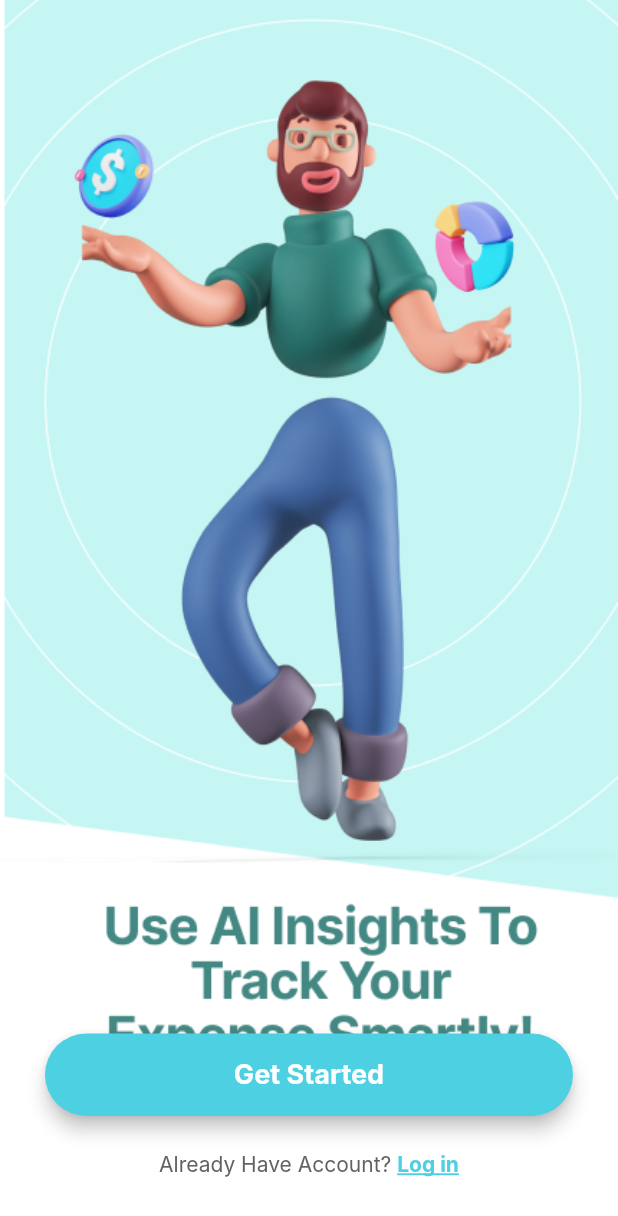
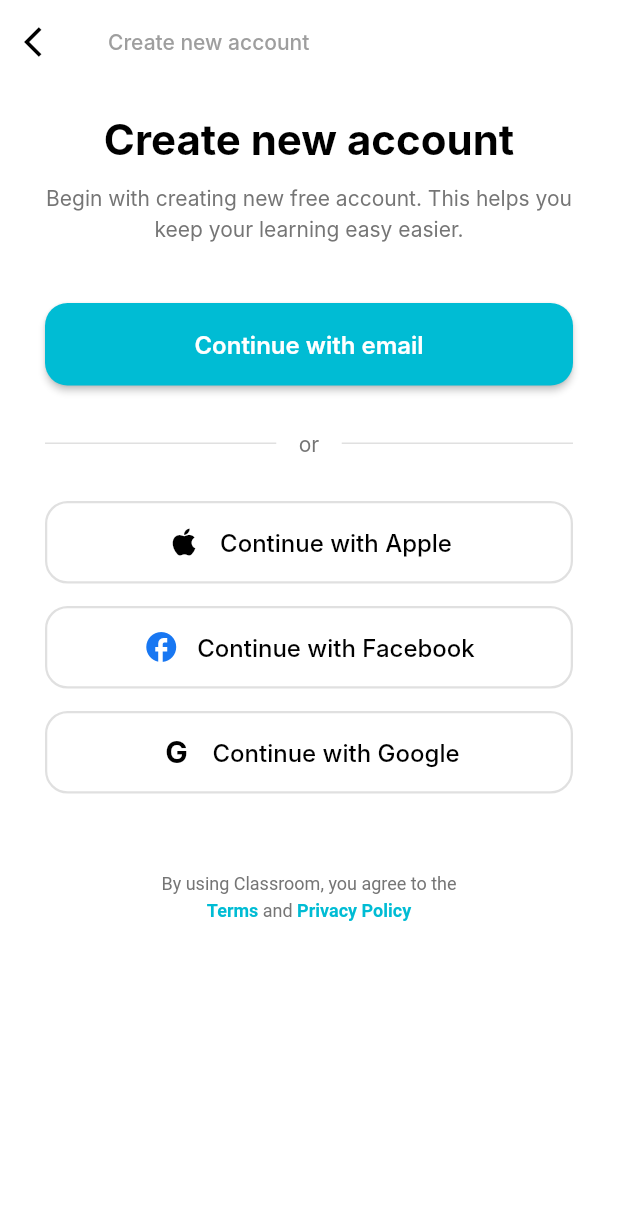
Before and after one commit to lehoangvi123/Pre_Thesis_Project, a Flutter app: the screen it shows after launch, after a tap on "Get Started", on a phone screen of 412 x 824 dp. Shown: the top 1216 px of the screen. Run offline on Flutter 3.47's test engine with Material 3 defaults, Android fonts, the phone set to English and light mode, and no system bars; Roboto replaces fonts that are missing (Inter).

Commit message:
add the sign-up screen

```diff
--- a/lib/view/login/OnboardingView.dart
+++ b/lib/view/login/OnboardingView.dart
@@ -1,5 +1,8 @@
 import 'package:flutter/material.dart';
 import 'package:flutter/services.dart';
+import 'package:project1/view/login/LoginView.dart';
+import '../sign-up/SignUpView.dart'; // ← Thêm dòng này
+
 
 class OnboardingView extends StatefulWidget {
   const OnboardingView({super.key});
@@ -39,10 +42,10 @@ class _OnboardingViewState extends State<OnboardingView> {
               onPressed: () {
                 // TODO: Navigate to Sign Up screen
                 print("Get Started pressed");
-                // Navigator.push(
-                //   context,
-                //   MaterialPageRoute(builder: (context) => const SignUpView()),
-                // );
+                 Navigator.push(
+                   context,
+                   MaterialPageRoute(builder: (context) => const SignUpView()),
+                 );
               },
               style: ElevatedButton.styleFrom(
                 backgroundColor: const Color(0xFF4DD0E1),
@@ -82,10 +85,10 @@ class _OnboardingViewState extends State<OnboardingView> {
                   onTap: () {
                     // TODO: Navigate to Login page
                     print("Login link clicked!");
-                    // Navigator.push(
-                    //   context,
-                    //   MaterialPageRoute(builder: (context) => const LoginView()),
-                    // );
+                     Navigator.push(
+                       context,
+                       MaterialPageRoute(builder: (context) => const LoginView()),
+                     );
                   },
                   child: const Text(
                     'Log in',
--- /dev/null
+++ b/lib/view/sign-up/SignUpView.dart
@@ -0,0 +1,251 @@
+import 'package:flutter/material.dart';
+import 'package:flutter/services.dart';
+
+class SignUpView extends StatefulWidget {
+  const SignUpView({super.key});
+
+  @override
+  State<SignUpView> createState() => _SignUpViewState();
+}
+
+class _SignUpViewState extends State<SignUpView> {
+  @override
+  void initState() {
+    super.initState();
+    SystemChrome.setEnabledSystemUIMode(SystemUiMode.leanBack);
+  }
+
+  @override
+  Widget build(BuildContext context) {
+    var media = MediaQuery.sizeOf(context);
+
+    return Scaffold(
+      backgroundColor: Colors.white,
+      appBar: AppBar(
+        backgroundColor: Colors.white,
+        elevation: 0,
+        leading: IconButton(
+          onPressed: () {
+            Navigator.pop(context);
+          },
+          icon: const Icon(Icons.arrow_back_ios, color: Colors.black),
+        ),
+        title: const Text(
+          'Create new account',
+          style: TextStyle(
+            color: Colors.grey,
+            fontSize: 14,
+          ),
+        ),
+        centerTitle: false,
+      ),
+      body: SafeArea(
+        child: SingleChildScrollView(
+          child: Padding(
+            padding: const EdgeInsets.symmetric(horizontal: 30.0),
+            child: Column(
+              crossAxisAlignment: CrossAxisAlignment.center,
+              children: [
+                const SizedBox(height: 20),
+
+                // Title
+                const Text(
+                  'Create new account',
+                  style: TextStyle(
+                    fontSize: 28,
+                    fontWeight: FontWeight.bold,
+                    color: Colors.black,
+                  ),
+                ),
+
+                const SizedBox(height: 10),
+
+                // Subtitle
+                Text(
+                  'Begin with creating new free account. This helps you\nkeep your learning easy easier.',
+                  textAlign: TextAlign.center,
+                  style: TextStyle(
+                    fontSize: 14,
+                    color: Colors.grey[600],
+                    height: 1.5,
+                  ),
+                ),
+
+                const SizedBox(height: 40),
+
+                // Continue with email button
+                SizedBox(
+                  width: double.infinity,
+                  height: 55,
+                  child: ElevatedButton(
+                    onPressed: () {
+                      print('Continue with email pressed');
+                      // TODO: Navigate to email sign up form
+                    },
+                    style: ElevatedButton.styleFrom(
+                      backgroundColor: const Color(0xFF00BCD4),
+                      shape: RoundedRectangleBorder(
+                        borderRadius: BorderRadius.circular(15),
+                      ),
+                      elevation: 2,
+                    ),
+                    child: const Text(
+                      'Continue with email',
+                      style: TextStyle(
+                        fontSize: 16,
+                        fontWeight: FontWeight.w600,
+                        color: Colors.white,
+                      ),
+                    ),
+                  ),
+                ),
+
+                const SizedBox(height: 30),
+
+                // OR divider
+                Row(
+                  children: [
+                    Expanded(child: Divider(color: Colors.grey[300], thickness: 1)),
+                    Padding(
+                      padding: const EdgeInsets.symmetric(horizontal: 15),
+                      child: Text(
+                        'or',
+                        style: TextStyle(
+                          color: Colors.grey[600],
+                          fontSize: 14,
+                        ),
+                      ),
+                    ),
+                    Expanded(child: Divider(color: Colors.grey[300], thickness: 1)),
+                  ],
+                ),
+
+                const SizedBox(height: 30),
+
+                // Continue with Apple button
+                _socialButton(
+                  icon: Icons.apple,
+                  text: 'Continue with Apple',
+                  onPressed: () => print('Apple sign up'),
+                ),
+
+                const SizedBox(height: 15),
+
+                // Continue with Facebook button
+                _socialButton(
+                  icon: Icons.facebook,
+                  text: 'Continue with Facebook',
+                  onPressed: () => print('Facebook sign up'),
+                  iconColor: const Color(0xFF1877F2),
+                ),
+
+                const SizedBox(height: 15),
+
+                // Continue with Google button
+                _socialButton(
+                  iconImage: 'G', // Using text as placeholder for Google icon
+                  text: 'Continue with Google',
+                  onPressed: () => print('Google sign up'),
+                ),
+
+                const SizedBox(height: 50),
+
+                // Terms and Privacy Policy
+                Padding(
+                  padding: const EdgeInsets.symmetric(horizontal: 20),
+                  child: RichText(
+                    textAlign: TextAlign.center,
+                    text: TextSpan(
+                      style: TextStyle(
+                        fontSize: 12,
+                        color: Colors.grey[600],
+                        height: 1.5,
+                      ),
+                      children: const [
+                        TextSpan(text: 'By using Classroom, you agree to the\n'),
+                        TextSpan(
+                          text: 'Terms',
+                          style: TextStyle(
+                            color: Color(0xFF00BCD4),
+                            fontWeight: FontWeight.w600,
+                          ),
+                        ),
+                        TextSpan(text: ' and '),
+                        TextSpan(
+                          text: 'Privacy Policy',
+                          style: TextStyle(
+                            color: Color(0xFF00BCD4),
+                            fontWeight: FontWeight.w600,
+                          ),
+                        ),
+                      ],
+                    ),
+                  ),
+                ),
+
+                const SizedBox(height: 30),
+              ],
+            ),
+          ),
+        ),
+      ),
+    );
+  }
+
+  Widget _socialButton({
+    IconData? icon,
+    String? iconImage,
+    required String text,
+    required VoidCallback onPressed,
+    Color? iconColor,
+  }) {
+    return SizedBox(
+      width: double.infinity,
+      height: 55,
+      child: OutlinedButton(
+        onPressed: onPressed,
+        style: OutlinedButton.styleFrom(
+          side: BorderSide(color: Colors.grey[300]!, width: 1.5),
+          shape: RoundedRectangleBorder(
+            borderRadius: BorderRadius.circular(15),
+          ),
+          backgroundColor: Colors.white,
+        ),
+        child: Row(
+          mainAxisAlignment: MainAxisAlignment.center,
+          children: [
+            if (icon != null)
+              Icon(
+                icon,
+                color: iconColor ?? Colors.black,
+                size: 24,
+              ),
+            if (iconImage != null)
+              Container(
+                width: 24,
+                height: 24,
+                alignment: Alignment.center,
+                child: Text(
+                  iconImage,
+                  style: const TextStyle(
+                    fontSize: 20,
+                    fontWeight: FontWeight.bold,
+                    color: Colors.black,
+                  ),
+                ),
+              ),
+            const SizedBox(width: 12),
+            Text(
+              text,
+              style: const TextStyle(
+                fontSize: 16,
+                fontWeight: FontWeight.w500,
+                color: Colors.black,
+              ),
+            ),
+          ],
+        ),
+      ),
+    );
+  }
+}
```
Also changed, not shown: lib/view/login/LoginView.dart (added, +285 -0 lines).
